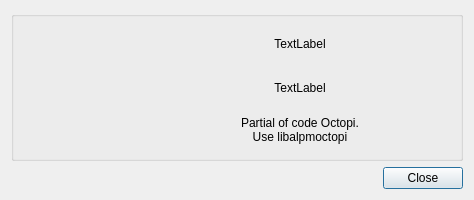
Old version of the form src/gui/about.ui in the repository kratos83/CondresControlCenter.
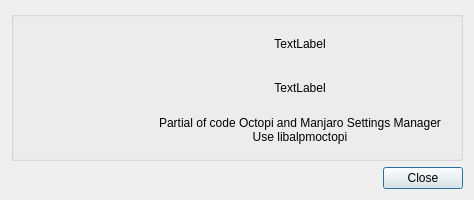
New version of the form. Icons and pictures are not drawn.

The edit to the form file:
```diff
--- a/src/gui/about.ui
+++ b/src/gui/about.ui
@@ -62,7 +62,7 @@
       <item row="3" column="1">
        <widget class="QLabel" name="label">
         <property name="text">
-         <string>&lt;html&gt;&lt;head/&gt;&lt;body&gt;&lt;p&gt;Partial of code Octopi. &lt;br/&gt;Use libalpmoctopi&lt;/p&gt;&lt;/body&gt;&lt;/html&gt;</string>
+         <string>&lt;html&gt;&lt;head/&gt;&lt;body&gt;&lt;p&gt;Partial of code Octopi and Manjaro Settings Manager&lt;br/&gt;Use libalpmoctopi&lt;/p&gt;&lt;/body&gt;&lt;/html&gt;</string>
         </property>
         <property name="alignment">
          <set>Qt::AlignCenter</set>
```
